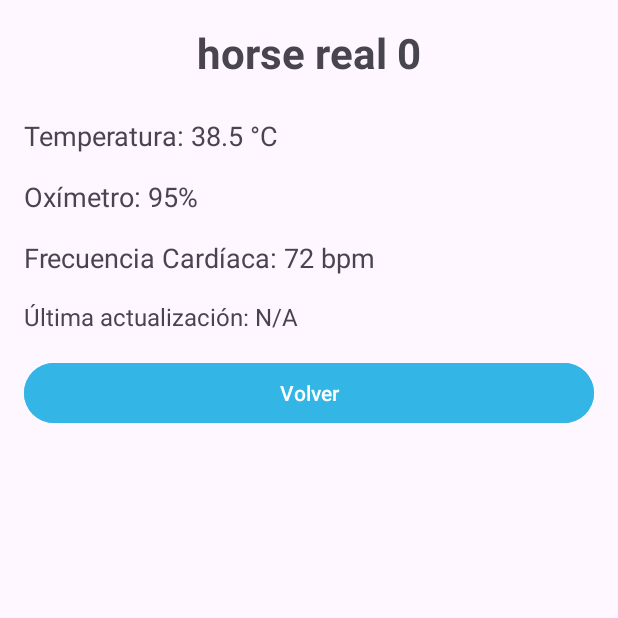
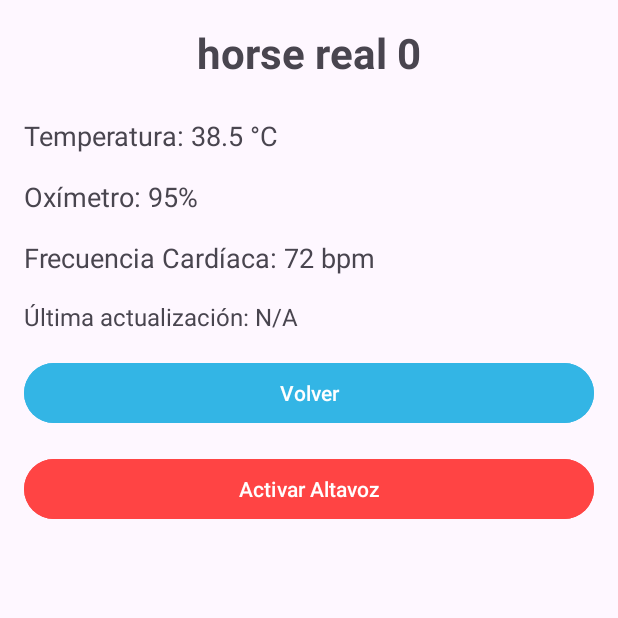
Before and after one commit to nurSamcea/horsesProject, an Android app: the screen it shows after launch (HorseDetailActivity), after a tap on "horse real 0", on a phone screen of 412 x 824 dp, the top half of it. Run offline under Robolectric (Android 15) with nearby library versions, the phone set to English and light mode, and no system bars; libraries missing offline, so code that uses them is left out: com.hivemq.client; 2 statements that could not run were skipped.

Commit message:
feat: speaker button

```diff
--- a/horsesApp/app/src/main/java/com/example/horsesapp/MainActivity.java
+++ b/horsesApp/app/src/main/java/com/example/horsesapp/MainActivity.java
@@ -55,9 +55,9 @@ public class MainActivity extends AppCompatActivity {
     String access_token = "n8qc2l1jo0cpt5w6bhm6";
 
     String subscriptionTopic = "v1/devices/me/attributes";
-    String publishingTopic = "v1/devices/me/telemetry";
+    public static String publishingTopic = "v1/devices/me/telemetry";
 
-    Mqtt3AsyncClient client;
+    public static Mqtt3AsyncClient client;
 
     @Override
     protected void onCreate(Bundle savedInstanceState) {
@@ -191,11 +191,8 @@ public class MainActivity extends AppCompatActivity {
                     try {
                         // Crear el payload como un JSONObject
                         JSONObject payloadJson = new JSONObject();
-                        payloadJson.put("deviceName", deviceName);
+                        payloadJson.put("speakerDeviceName", "");
                         payloadJson.put("status", true); // Agregar status como true
-                        payloadJson.put("temperature", temperature);
-                        payloadJson.put("oximetry", oximetry);
-                        payloadJson.put("heartRate", heartRate);
 
                         // Convertir el JSONObject a cadena
                         String payload = payloadJson.toString();
--- a/horsesApp/app/src/main/res/layout/activity_horse_detail.xml
+++ b/horsesApp/app/src/main/res/layout/activity_horse_detail.xml
@@ -58,5 +58,14 @@
             android:onClick="finish"
             android:backgroundTint="@android:color/holo_blue_light"
             android:textColor="@android:color/white" />
+
+        <Button
+            android:id="@+id/activate_speaker_button"
+            android:layout_width="match_parent"
+            android:layout_height="wrap_content"
+            android:text="Activar Altavoz"
+            android:backgroundTint="@android:color/holo_red_light"
+            android:textColor="@android:color/white"
+            android:layout_marginTop="16dp" />
     </LinearLayout>
 </ScrollView>
```
Also changed, not shown: horsesApp/app/src/main/java/com/example/horsesapp/HorseDetailActivity.java (+55 -1 lines).
